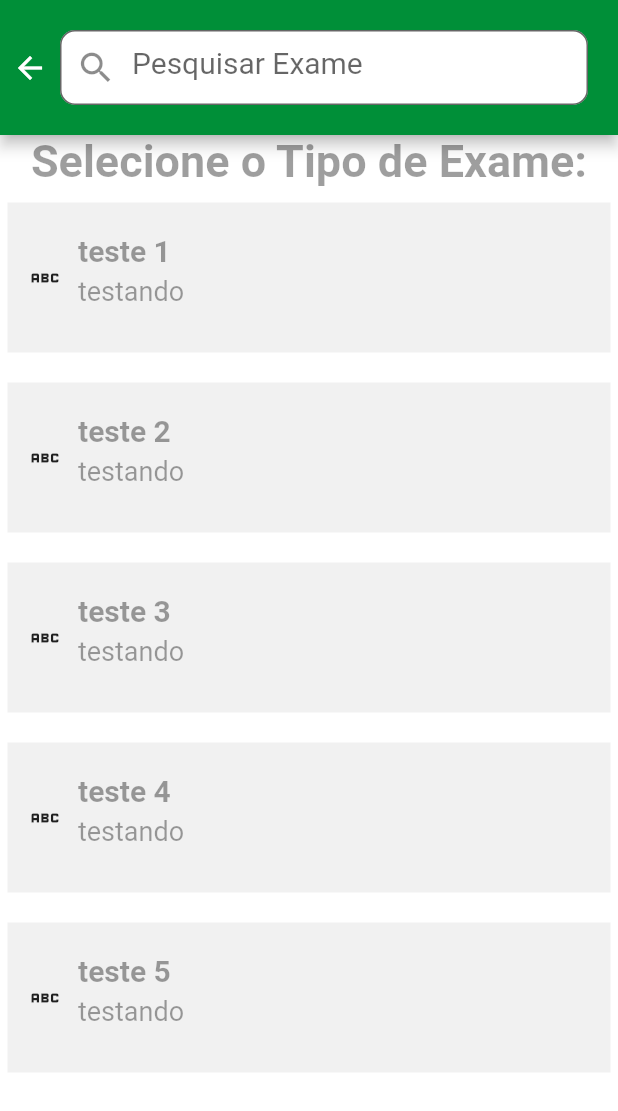
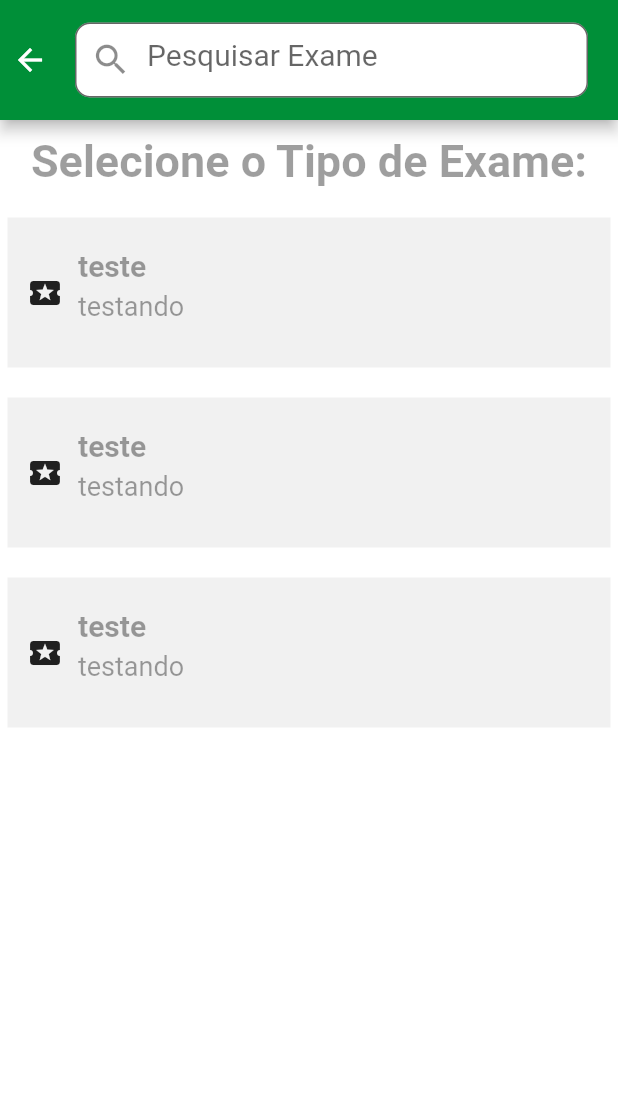
Before and after one commit to AlexWendel/veio-ta-on, a Flutter app: the screen it shows once a user with an empty profile is signed in, after a tap on "Agendar consulta", on a phone screen of 412 x 824 dp. Shown: the top 1111 px of the screen. Run offline on Flutter 3.47's test engine with Material 2 defaults, Android fonts, the phone set to English and light mode, and no system bars; our stand-ins replace cloud_firestore, firebase_auth, firebase_core, get, hive_flutter, mask_text_input_formatter; accounts and stored records are empty.

Commit message:
corrigindo erros

```diff
--- /dev/null
+++ b/lib/app/models/exame.dart
@@ -0,0 +1,6 @@
+class Exame {
+  final String title;
+  final String description;
+
+  Exame({required this.title, required this.description});
+}
--- a/lib/app/modules/MainDesign.dart
+++ b/lib/app/modules/MainDesign.dart
@@ -12,6 +12,29 @@ class MainDesign extends GetView {
 
   @override
   Widget build(BuildContext context) {
+    body.insert(
+        0,
+        Container(
+          padding: EdgeInsets.all(0),
+          margin: EdgeInsets.all(0),
+          height: 20,
+          decoration: BoxDecoration(
+            color: Get.theme.primaryColor,
+          ),
+          width: context.width,
+          child: Container(
+            margin: EdgeInsets.all(0),
+            padding: EdgeInsets.all(0),
+            height: 20,
+            width: context.width,
+            decoration: BoxDecoration(
+                color: Get.theme.backgroundColor,
+                border: Border.all(color: Get.theme.backgroundColor),
+                borderRadius: BorderRadius.only(
+                    topLeft: Radius.circular(18),
+                    topRight: Radius.circular(18))),
+          ),
+        ));
     return Scaffold(
         backgroundColor: Get.theme.canvasColor,
         body: CustomScrollView(slivers: [
--- a/lib/app/modules/agendamentos/views/agendamentos_view.dart
+++ b/lib/app/modules/agendamentos/views/agendamentos_view.dart
@@ -14,14 +14,20 @@ class AgendamentosView extends GetView<AgendamentosController> {
   @override
   Widget build(BuildContext context) {
     List<Widget> itemList = [
-      Text(
-        "Selecione o Tipo de Exame:",
-        style: TextStyle(
-            color: cardGray,
-            fontWeight: FontWeight.bold,
-            fontSize: titleFontSize / context.textScaleFactor),
+      Padding(
+        padding: EdgeInsets.symmetric(vertical: 10),
+        child: Text(
+          "Selecione o Tipo de Exame:",
+          style: TextStyle(
+              color: cardGray,
+              fontWeight: FontWeight.bold,
+              fontSize: titleFontSize / context.textScaleFactor),
+        ),
       ),
-      RadioBox()
+      RadioBox(
+        icon: Icon(Icons.local_activity),
+        items: ["", "", ""],
+      )
     ];
     return ScheduleDesign(
       body: itemList,
--- a/lib/app/modules/home/views/home_view.dart
+++ b/lib/app/modules/home/views/home_view.dart
@@ -21,12 +21,15 @@ class HomeView extends GetView<HomeController> {
   @override
   Widget build(BuildContext context) {
     List<Widget> itemList = [
-      Text("Faça agendamento e check-in de suas consultas",
-          textAlign: TextAlign.start,
-          style: Get.theme.textTheme.displaySmall?.copyWith(
-              fontSize: defaultFontSize / context.textScaleFactor,
-              color: Colors.black54,
-              fontWeight: FontWeight.w500)),
+      Padding(
+        padding: EdgeInsets.symmetric(horizontal: 15),
+        child: Text("Faça agendamento e check-in de suas consultas",
+            textAlign: TextAlign.start,
+            style: Get.theme.textTheme.displaySmall?.copyWith(
+                fontSize: defaultFontSize / context.textScaleFactor,
+                color: Colors.black54,
+                fontWeight: FontWeight.w500)),
+      ),
       SizedBox(height: 20),
       Wrap(runSpacing: 0, children: [
         CardHome(
@@ -96,10 +99,7 @@ class HomeView extends GetView<HomeController> {
         flexibleSpace: Container(
           decoration: BoxDecoration(
               color: Get.theme.primaryColor,
-              border: Border(
-                  bottom: BorderSide(
-                width: 0.2,
-              ))),
+              border: Border.all(color: Colors.transparent)),
         ),
         shadowColor: Colors.transparent,
         // leading: IconButton(
--- a/lib/app/modules/scheduleDesign.dart
+++ b/lib/app/modules/scheduleDesign.dart
@@ -16,9 +16,9 @@ class ScheduleDesign extends GetView {
   Widget build(BuildContext context) {
     return Scaffold(
       appBar: AppBar(
-        toolbarHeight: 90,
+        toolbarHeight: 80,
         backgroundColor: Get.theme.primaryColor,
-        leadingWidth: 20,
+        leadingWidth: 30,
         titleSpacing: 20,
         title: appBarContent,
       ),
--- a/lib/app/widgets/radioBox.dart
+++ b/lib/app/widgets/radioBox.dart
@@ -6,13 +6,17 @@ import 'package:hospital_maraba/app/widgets/radioButton.dart';
 import 'input_text.dart';
 
 class RadioBox extends GetView {
-  List locais = ["1", "2", "3", "4", "5"];
+  final List items;
+  final Icon icon;
+
+  RadioBox({required this.icon, required this.items});
+
   @override
   Widget build(BuildContext context) {
     List<Widget> radioList = [];
     RxList<bool> selectionList = RxList<bool>();
     RxList<Color> colorList = RxList<Color>();
-    for (int i = 0; i < locais.length; i++) {
+    for (int i = 0; i < items.length; i++) {
       selectionList.add(false);
       colorList.add(Get.theme.highlightColor);
       radioList.add(Obx(() => RadioButton(
@@ -27,9 +31,9 @@ class RadioBox extends GetView {
               }
             }
           },
-          text: "teste " + locais[i],
+          text: "teste " + items[i],
           description: "testando",
-          icon: Icon(Icons.abc),
+          icon: icon,
           height: 100,
           width: context.width)));
     }
```
